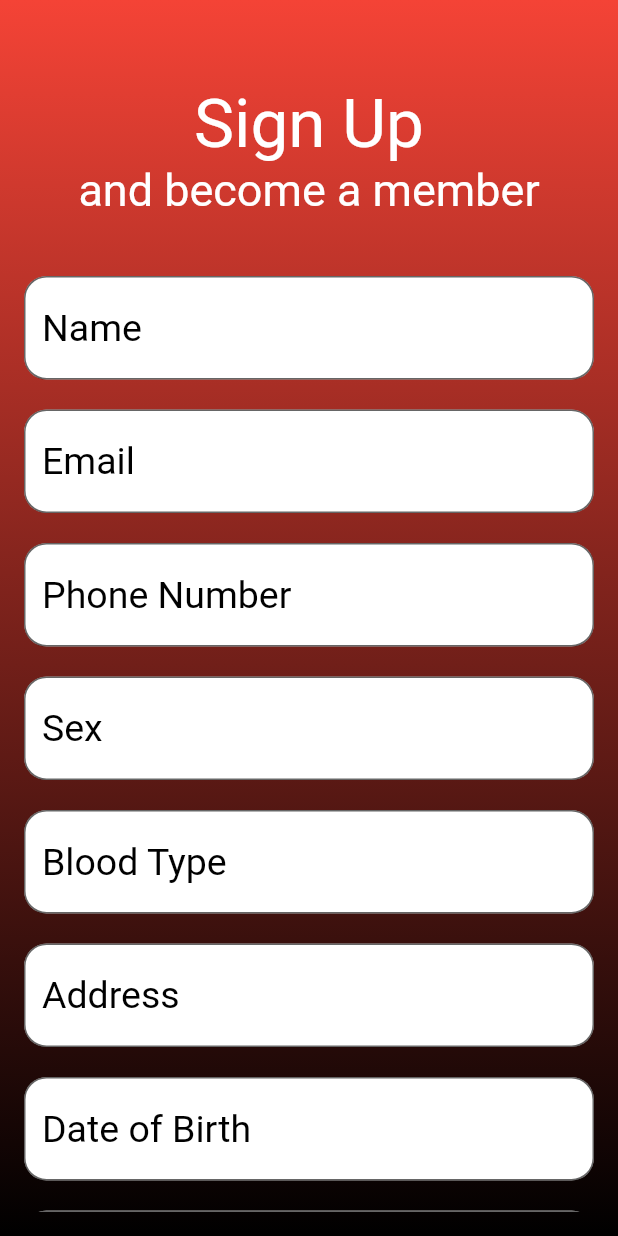
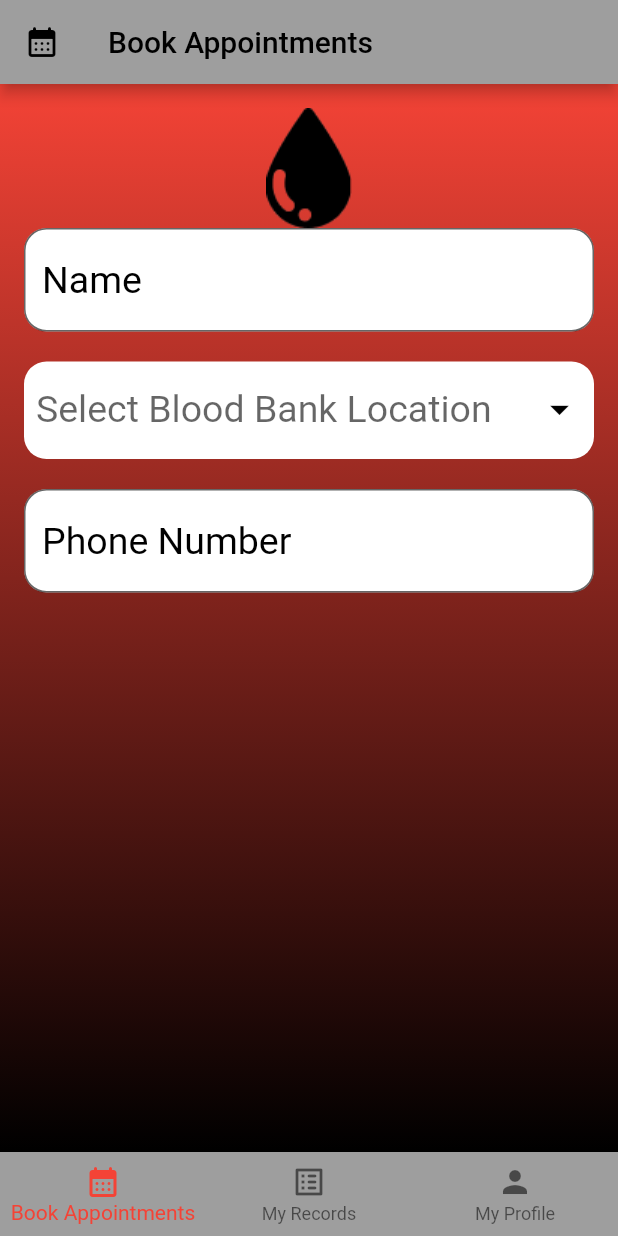
Before and after one commit to Tanvi129/Blood-Donor-Management-App, a Flutter app: the screen it shows after launch, on a phone screen of 412 x 824 dp. Run offline on Flutter 3.47's test engine with Material 2 defaults, Android fonts, the phone set to English and light mode, and no system bars; missing offline and left inert: dart:ffi.

Commit message:
Bottom Nav added

```diff
--- /dev/null
+++ b/lib/BottomNavBar.dart
@@ -0,0 +1,60 @@
+import 'package:blood_donor/screens/BookAppointmentScreen.dart';
+import 'package:blood_donor/screens/MyProfileScreen.dart';
+import 'package:blood_donor/screens/MyRecordsScreen.dart';
+import 'package:flutter/material.dart';
+
+class BotttomNavBar extends StatefulWidget {
+  const BotttomNavBar({Key? key}) : super(key: key);
+
+  @override
+  State<BotttomNavBar> createState() => _BotttomNavBarState();
+}
+
+class _BotttomNavBarState extends State<BotttomNavBar> {
+  int _selectedIndex = 0;
+
+  @override
+  Widget build(BuildContext context) {
+    return Scaffold(
+      body: _returnScreen(_selectedIndex),
+      bottomNavigationBar: BottomNavigationBar(
+        backgroundColor: Colors.grey,
+        items: const <BottomNavigationBarItem>[
+          BottomNavigationBarItem(
+            icon: Icon(Icons.calendar_month_rounded),
+            label: 'Book Appointments',
+          ),
+          BottomNavigationBarItem(
+            icon: Icon(Icons.list_alt_rounded),
+            label: 'My Records',
+          ),
+          BottomNavigationBarItem(
+            icon: Icon(Icons.person),
+            label: 'My Profile',
+          ),
+        ],
+        currentIndex: _selectedIndex,
+        selectedItemColor: Colors.red,
+        onTap: _onItemTapped,
+      ),
+    );
+  }
+
+  void _onItemTapped(int index) {
+    setState(() {
+      _selectedIndex = index;
+    });
+  }
+
+  _returnScreen(int atIndex){
+    if(atIndex==0){
+      return BookAppointmentScreen();
+    }
+    if(atIndex == 1){
+      return MyRecordsScreen();
+    }
+    if(atIndex == 2){
+      return MyProfileScreen();
+    }
+  }
+}
--- a/lib/main.dart
+++ b/lib/main.dart
@@ -1,3 +1,4 @@
+import 'package:blood_donor/BottomNavBar.dart';
 import 'package:blood_donor/screens/LoginScreen.dart';
 import 'package:blood_donor/screens/SignUP.dart';
 import 'package:flutter/material.dart';
@@ -27,7 +28,7 @@ class MyApp extends StatelessWidget {
         // is not restarted.
         primarySwatch: Colors.grey,
       ),
-      home: const SignUPScreen(),
+      home: const BotttomNavBar(),
     );
   }
 }
--- /dev/null
+++ b/lib/screens/BookAppointmentScreen.dart
@@ -0,0 +1,99 @@
+import 'package:blood_donor/widgets/textFormField.dart';
+import 'package:flutter/material.dart';
+
+const List<String> hospitalList = <String>['Apollo Blood Bank', 'SRM Blood Bank', 'Max Blood Bank', 'MTS Blood Bank'];
+
+class BookAppointmentScreen extends StatefulWidget {
+  BookAppointmentScreen({Key? key}) : super(key: key);
+
+  @override
+  State<BookAppointmentScreen> createState() => _BookAppointmentScreenState();
+}
+
+class _BookAppointmentScreenState extends State<BookAppointmentScreen> {
+  String? hospitalDropdownValue ;
+  final nameController = TextEditingController();
+
+  final phoneController = TextEditingController();
+
+  @override
+  Widget build(BuildContext context) {
+    return Scaffold(
+      appBar: AppBar(
+        title: const Text("Book Appointments"),
+        leading: const Icon(Icons.calendar_month_rounded),
+      ),
+      body: Container(
+        constraints: const BoxConstraints.expand(),
+        padding: const EdgeInsets.all(16),
+        decoration: const BoxDecoration(
+          gradient: LinearGradient(
+            begin: Alignment.topCenter,
+            end: Alignment.bottomCenter,
+            colors: [Colors.red, Colors.black],
+          ),
+        ),
+        child: SingleChildScrollView(
+          child: Column(
+            children: [
+              Image.asset('assests/images/appIcon.png'),
+              CustomTextField(
+                  controller: nameController,
+                  hintText: "Name",
+                  keyboardType: TextInputType.text,
+                  obscureText: false),
+             const SizedBox(
+                        height: 20,
+                      ),
+              Container(
+                padding: const EdgeInsets.all(8),
+                decoration: BoxDecoration(
+                  borderRadius: BorderRadius.circular(15),
+                  color: Colors.white,
+
+                ),
+                height: 65,
+                child: DropdownButton<String>(
+                  value: hospitalDropdownValue,
+                  // icon: const Icon(Icons.arrow_downward),
+                  iconSize: 30,
+                  hint: Text("Select Blood Bank Location"),
+                  iconEnabledColor: Colors.black,
+                  elevation: 16,
+                  isExpanded: true,
+                  style: const TextStyle(
+                    color: Colors.black,
+                    fontSize: 25,
+                  ),
+                  underline: Container(
+                    color: Colors.white,
+                  ),
+                  onChanged: (String? value) {
+                    // This is called when the user selects an item.
+                    setState(() {
+                      hospitalDropdownValue = value ?? "";
+                    });
+                  },
+                  items: hospitalList.map<DropdownMenuItem<String>>((String value) {
+                    return DropdownMenuItem<String>(
+                      value: value,
+                      child: Text(value),
+                    );
+                  }).toList(),
+                ),
+              ),
+              const SizedBox(
+                        height: 20,
+                      ),
+              CustomTextField(
+                  controller: phoneController,
+                  hintText: "Phone Number",
+                  keyboardType: TextInputType.phone,
+                  obscureText: false),
+            ],
+          ),
+        ),
+      ),
+    );
+  }
+}
```
Also changed, not shown: lib/screens/MyProfileScreen.dart (added, +29 -0 lines), lib/screens/MyRecordsScreen.dart (added, +30 -0 lines).
